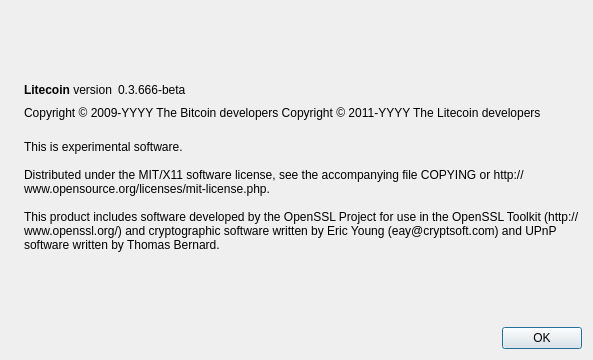
Qt form src/qt/forms/aboutdialog.ui (coin-coin/coincoin) before a commit.
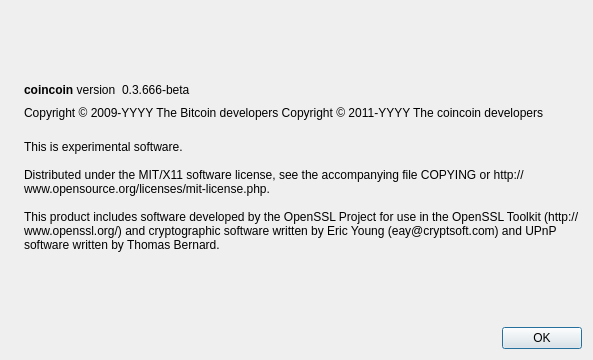
The same form after that commit. Icons and pictures are not drawn.

What changed in the file:
```diff
--- a/src/qt/forms/aboutdialog.ui
+++ b/src/qt/forms/aboutdialog.ui
@@ -50,7 +50,7 @@
           <cursorShape>IBeamCursor</cursorShape>
          </property>
          <property name="text">
-          <string>&lt;b&gt;Litecoin&lt;/b&gt; version</string>
+          <string>&lt;b&gt;coincoin&lt;/b&gt; version</string>
          </property>
          <property name="textInteractionFlags">
           <set>Qt::LinksAccessibleByMouse|Qt::TextSelectableByKeyboard|Qt::TextSelectableByMouse</set>
@@ -92,7 +92,7 @@
        </property>
        <property name="text">
         <string notr="true">Copyright &amp;copy; 2009-YYYY The Bitcoin developers
-Copyright &amp;copy; 2011-YYYY The Litecoin developers</string>
+Copyright &amp;copy; 2011-YYYY The coincoin developers</string>
        </property>
        <property name="textFormat">
         <enum>Qt::RichText</enum>
```
Left out of the diff: 2 changed lines with no effect on the pictures.
